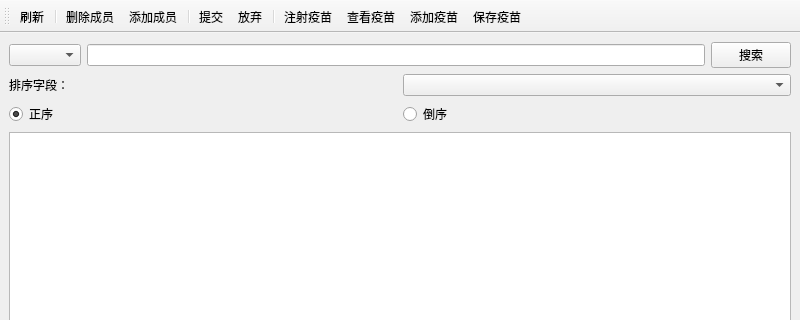
Old version of the form mainwindow.ui in the repository LiYulin-s/CommunityVaccine; both pictures show x 0 to 800 and y 0 to 320 of the 800 by 600 pixel window.
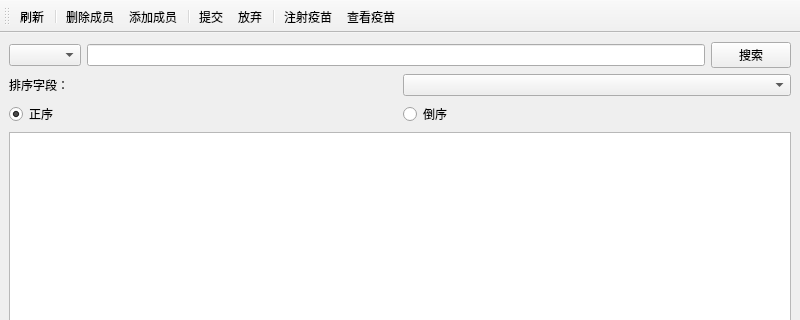
New version of the form.

Commit message: 可以查看并修改疫苗表 使界面更加简洁 移除已无用的槽

Diff of the .ui file:
```diff
--- a/mainwindow.ui
+++ b/mainwindow.ui
@@ -109,8 +109,6 @@
    <addaction name="separator"/>
    <addaction name="actGetVac"/>
    <addaction name="actCheckV"/>
-   <addaction name="actAddV"/>
-   <addaction name="actSaveV"/>
   </widget>
   <widget class="QStatusBar" name="statusBar"/>
   <action name="actAdd">
@@ -145,11 +143,6 @@
     <string>查看疫苗</string>
    </property>
   </action>
-  <action name="actAddV">
-   <property name="text">
-    <string>添加疫苗</string>
-   </property>
-  </action>
   <action name="actGetVac">
    <property name="text">
     <string>注射疫苗</string>
@@ -171,11 +164,6 @@
     <string>Esc</string>
    </property>
   </action>
-  <action name="actSaveV">
-   <property name="text">
-    <string>保存疫苗</string>
-   </property>
-  </action>
  </widget>
  <resources/>
  <connections/>
```
Left out of the diff: 3 changed lines with no effect on the pictures. The commit also changes 6 other files.
